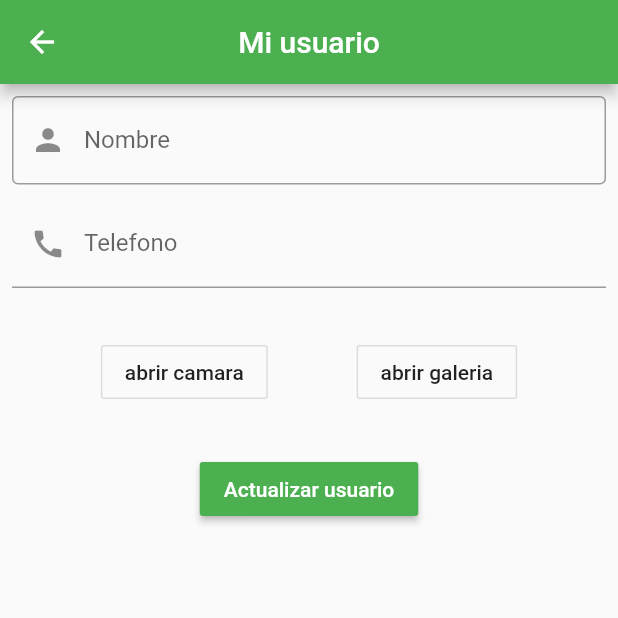
After one commit to PACOdergod/app_intento, a Flutter app: the FormUsuarioPage screen opened by its route, after a tap on "Actualizar usuario", on a phone screen of 412 x 824 dp, the top half of it. The commit adds this screen. Run offline on Flutter 3.47's test engine with Material 2 defaults, Android fonts, the phone set to English and light mode, and no system bars; our stand-ins replace google_fonts, image_picker, material_design_icons_flutter, shared_preferences; accounts and stored records are empty; statements that could not run were skipped.

Commit message:
Se agrego la caracteristica de editar el usuario principal

```diff
--- a/lib/main.dart
+++ b/lib/main.dart
@@ -2,6 +2,7 @@ import 'package:app_intento/controllers/theme_controller.dart';
 import 'package:app_intento/ui/pages/detalles_contacto_page.dart';
 import 'package:app_intento/ui/pages/form_contact_page.dart';
 import 'package:app_intento/ui/pages/home_page.dart';
+import 'package:app_intento/ui/pages/form_usuario_page.dart';
 import 'package:flutter/material.dart';
 
 void main() {
@@ -23,7 +24,8 @@ class _MyAppState extends State<MyApp> {
           return MaterialApp(
             routes: {
               'detalle_contacto': (context) => DetallesContactoPage(),
-              'form_contacto': (context) => FormContactPage()
+              'form_contacto': (context) => FormContactPage(),
+              'form_usuario': (context) => FormUsuarioPage()
             },
             title: 'flutter demo',
             theme: ThemeData(
--- a/lib/models/person_model.dart
+++ b/lib/models/person_model.dart
@@ -19,16 +19,19 @@ PersonModel persona1 = PersonModel(
     nombre: 'paco',
     descripcion: 'programador flutter',
     iconDerecha: Icons.message,
-    iconIzquierda: Icons.person);
+    iconIzquierda: Icons.person,
+    telefono: '3453');
 
 PersonModel persona2 = PersonModel(
     nombre: 'admin',
     descripcion: 'master of the live',
     iconDerecha: Icons.message,
-    iconIzquierda: Icons.person);
+    iconIzquierda: Icons.person,
+    telefono: '4535');
 
 PersonModel persona3 = PersonModel(
     nombre: 'noob',
     descripcion: 'noob',
     iconDerecha: Icons.message,
-    iconIzquierda: Icons.person);
+    iconIzquierda: Icons.person,
+    telefono: '4535');
--- /dev/null
+++ b/lib/ui/pages/form_usuario_page.dart
@@ -0,0 +1,159 @@
+import 'dart:convert';
+import 'dart:io';
+import 'package:app_intento/services/file_services.dart';
+import 'package:app_intento/services/shared_preferences_services.dart';
+import 'package:flutter/material.dart';
+import 'package:flutter/services.dart';
+import 'package:image_picker/image_picker.dart';
+
+GlobalKey<FormState> formUsuarioKey = GlobalKey<FormState>();
+GlobalKey<ScaffoldState> pageUsuarioKey = GlobalKey<ScaffoldState>();
+
+class FormUsuarioPage extends StatefulWidget {
+  @override
+  _FormUsuarioPageState createState() => _FormUsuarioPageState();
+}
+
+class _FormUsuarioPageState extends State<FormUsuarioPage> {
+  TextEditingController _nombreController;
+  TextEditingController _descripcionController;
+  TextEditingController _telefonoController;
+
+  String path;
+
+  @override
+  void initState() {
+    super.initState();
+    _nombreController = TextEditingController(text: '');
+    _descripcionController = TextEditingController(text: '');
+    _telefonoController = TextEditingController(text: '');
+    path = '';
+  }
+
+  bool validateAll() {
+    if (formUsuarioKey.currentState.validate()) {
+      return true;
+    } else {
+      pageUsuarioKey.currentState
+          .showSnackBar(SnackBar(content: Text('Llene todos los campos')));
+      return false;
+    }
+  }
+
+  String validate(String value, String llave) =>
+      value.isEmpty ? 'Escriba su ${llave}' : null;
+
+  @override
+  Widget build(BuildContext context) {
+    return Scaffold(
+        key: pageUsuarioKey,
+        appBar: AppBar(
+          //automaticallyImplyLeading: false,
+          centerTitle: true,
+          title: Text('Mi usuario'),
+        ),
+        body: SingleChildScrollView(
+          child: Form(
+            key: formUsuarioKey,
+            child: Padding(
+              padding: const EdgeInsets.all(8.0),
+              child: Column(
+                children: <Widget>[
+                  TextFormField(
+                    inputFormatters: [
+                      FilteringTextInputFormatter.allow(RegExp('[A-z]'))
+                    ],
+                    validator: (value) => validate(value, 'nombre'),
+                    decoration: InputDecoration(
+                        hintText: 'Ej. Francisco Alberto',
+                        prefixIcon: Icon(Icons.person),
+                        labelText: 'Nombre',
+                        border: OutlineInputBorder(
+                            borderSide: BorderSide(
+                                color: Theme.of(context).primaryColor))),
+                    onChanged: (value) => () {},
+                    controller: _nombreController,
+                  ),
+                  SizedBox(
+                    height: 10,
+                  ),
+                  TextFormField(
+                    //Aqui elijo el tipo de teclado que se deplegara
+                    keyboardType: TextInputType.number,
+                    //Esto me permite poner expreciones regulares
+                    inputFormatters: [
+                      FilteringTextInputFormatter.allow(RegExp('[0-9]'))
+                    ],
+                    validator: (value) => validate(value, 'telefono'),
+                    decoration: InputDecoration(
+                        hintText: 'Ej. 64646464',
+                        prefixIcon: Icon(Icons.call),
+                        labelText: 'Telefono'),
+                    onChanged: (value) => () {},
+                    controller: _telefonoController,
+                  ),
+                  SizedBox(
+                    height: 32,
+                  ),
+                  path == ''
+                      ? SizedBox()
+                      : Container(
+                          child: Image.file(File(path)),
+                        ),
+                  Row(
+                    mainAxisAlignment: MainAxisAlignment.spaceEvenly,
+                    children: [
+                      OutlineButton(
+                        onPressed: () async {
+                          String image =
+                              await FileService.getImage(camera: true);
+                          setState(() {
+                            path = image;
+                          });
+                        },
+                        child: Text('abrir camara'),
+                      ),
+                      OutlineButton(
+                        onPressed: () async {
+                          String image =
+                              await FileService.getImage(camera: false);
+                          setState(() {
+                            path = image;
+                          });
+                        },
+                        child: Text('abrir galeria'),
+                      ),
+                    ],
+                  ),
+                  SizedBox(
+                    height: 30,
+                  ),
+                  RaisedButton(
+                    onPressed: () {
+                      File file = File(path);
+
+                      String imageConvert =
+                          base64Encode(file.readAsBytesSync());
+
+                      SharedPreferencesServices.writeString(
+                          key: 'nombre', value: _nombreController.text);
+                      SharedPreferencesServices.writeString(
+                          key: 'telefono', value: _telefonoController.text);
+                      SharedPreferencesServices.writeString(
+                          key: 'imagen', value: imageConvert);
+
+                      print('se guardo las preferencias');
+                    },
+                    child: Text(
+                      'Actualizar usuario',
+                      style: TextStyle(color: Colors.white),
+                    ),
+                    color: Theme.of(context).primaryColor,
+                  )
+                ],
+              ),
+            ),
+          ),
+        ));
+  }
+}
--- a/pubspec.yaml
+++ b/pubspec.yaml
@@ -30,6 +30,9 @@ dependencies:
   cupertino_icons: ^1.0.0
   google_fonts: ^1.1.1
   material_design_icons_flutter: 4.0.5755
+  url_launcher: ^5.7.7
+  image_picker: ^0.6.7+12
+  shared_preferences: ^0.5.12+2
 
 dev_dependencies:
   flutter_test:
```
Also changed, not shown: lib/services/file_services.dart (added, +9 -0 lines), lib/services/shared_preferences_services.dart (added, +13 -0 lines), lib/ui/pages/home_page.dart (+9 -5 lines), lib/ui/pages/informacion_usuario_page.dart (+17 -2 lines), lib/ui/widgets/custom_listtile.dart (+11 -2 lines), pubspec.lock, 1 other file.
